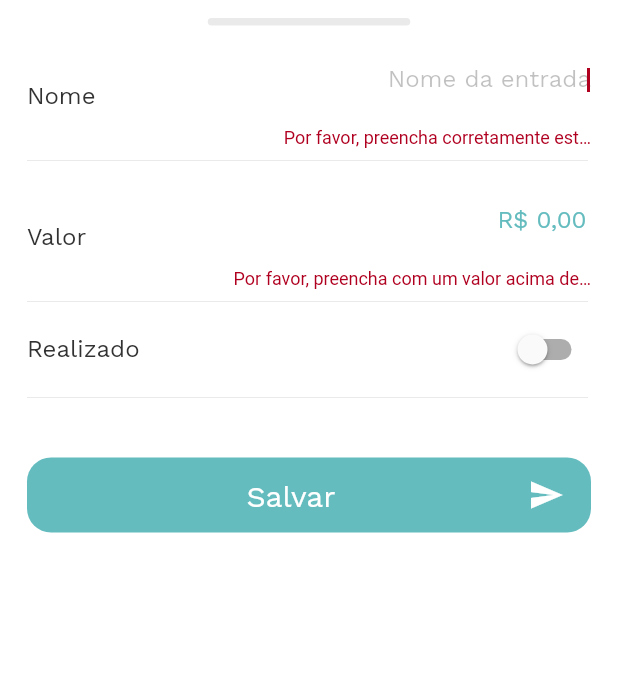
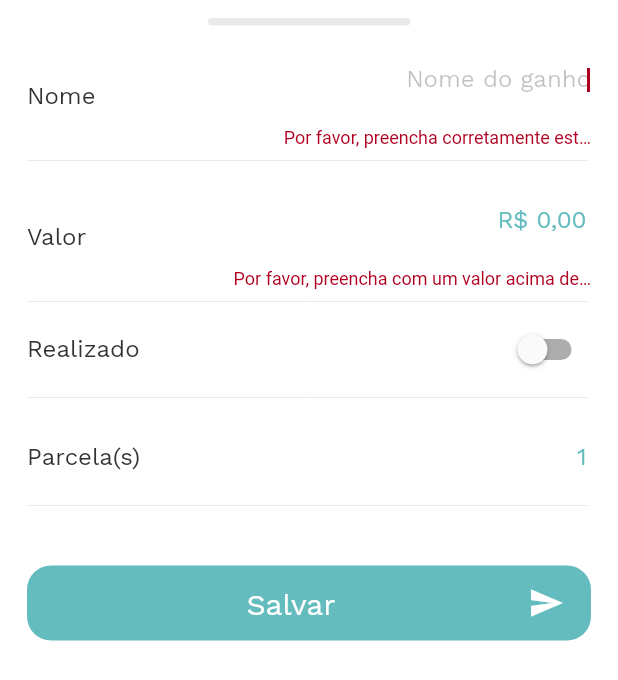
Before and after one commit to Janilso/plans_gastos, a Flutter app: the AddBalanceWidget widget shown alone on an empty page, opened directly with empty values, after a tap on "Salvar", on a phone screen of 412 x 824 dp. Shown: the top 680 px of the screen. Run offline on Flutter 3.47's test engine with Material 2 defaults, Android fonts, the phone set to English and light mode, and no system bars; our stand-ins replace flutter_masked_text, mask_text_input_formatter, shared_preferences; missing offline and left inert: enum_to_string; accounts and stored records are empty.

Commit message:
Adicionado parcelamento

```diff
--- a/lib/models/item_balance.dart
+++ b/lib/models/item_balance.dart
@@ -17,32 +17,48 @@ String balanceModelToJson(BalanceModel data) => json.encode(data.toJson());
 
 class BalanceModel {
   String uuid;
+  String? uuidParent;
   String title;
   double value;
+  double valueTotal;
   TypeBalance? type;
   bool realized;
+  int installment;
+  int numberInstallments;
 
   BalanceModel({
     required this.uuid,
     required this.title,
+    required this.valueTotal,
+    required this.value,
+    required this.installment,
+    this.numberInstallments = 1,
     this.type = TypeBalance.inputs,
-    this.value = 0,
     this.realized = false,
+    this.uuidParent,
   });
 
   factory BalanceModel.fromJson(Map<String, dynamic> json) => BalanceModel(
         uuid: json["uuid"],
         title: json["title"],
+        valueTotal: json["valueTotal"],
         value: json["value"],
+        installment: json["installment"],
+        numberInstallments: json["numberInstallments"],
         type: EnumToString.fromString(TypeBalance.values, json["type"]),
         realized: json["realized"],
+        uuidParent: json["uuidParent"],
       );
 
   Map<String, dynamic> toJson() => {
         "uuid": uuid,
         "title": title,
+        "valueTotal": valueTotal,
         "value": value,
+        "installment": installment,
+        "numberInstallments": numberInstallments,
         "type": EnumToString.convertToString(type),
         "realized": realized,
+        "uuidParent": uuidParent,
       };
 }
--- a/lib/screens/home.dart
+++ b/lib/screens/home.dart
@@ -12,7 +12,7 @@ import 'package:plans_gastos/utils/storage.dart';
 import 'package:plans_gastos/widgets/add_balance.dart';
 import 'package:plans_gastos/widgets/detail_month.dart';
 import 'package:plans_gastos/widgets/infinite_tab_view.dart';
-import 'package:plans_gastos/utils/mocks.dart';
+// import 'package:plans_gastos/utils/mocks.dart';
 import 'package:plans_gastos/widgets/app_bar.dart';
 import "package:plans_gastos/utils/string_extension.dart";
 
@@ -28,7 +28,7 @@ class _HomeScreenState extends State<HomeScreen> with TickerProviderStateMixin {
   List<DateTime> months = [];
   int initialNextsPrevsMonths = 12;
   late int actualIndex;
-  List<BalanceModel> mockBalances = Mocks.mockListItemBalice;
+  // List<BalanceModel> mockBalances = Mocks.mockListItemBalice;
   TypeBalance typeBalancePage = TypeBalance.inputs;
 
   @override
--- a/lib/utils/mocks.dart
+++ b/lib/utils/mocks.dart
@@ -1,22 +1,22 @@
-import 'package:plans_gastos/models/item_balance.dart';
-import 'package:plans_gastos/utils/enuns.dart';
-import 'package:uuid/uuid.dart';
+// import 'package:plans_gastos/models/item_balance.dart';
+// import 'package:plans_gastos/utils/enuns.dart';
+// import 'package:uuid/uuid.dart';
 
-class Mocks {
-  // var uuid = const Uuid();
+// class Mocks {
+//   // var uuid = const Uuid();
 
-  static List<BalanceModel> mockListItemBalice = [
-    BalanceModel(
-      uuid: const Uuid().v4(),
-      title: 'Salário',
-      value: 1500,
-      type: TypeBalance.inputs,
-    ),
-    BalanceModel(
-      uuid: const Uuid().v4(),
-      title: 'Venda da bicicleta',
-      value: 400,
-      type: TypeBalance.inputs,
-    ),
-  ];
-}
+//   static List<BalanceModel> mockListItemBalice = [
+//     BalanceModel(
+//       uuid: const Uuid().v4(),
+//       title: 'Salário',
+//       value: 1500,
+//       type: TypeBalance.inputs,
+//     ),
+//     BalanceModel(
+//       uuid: const Uuid().v4(),
+//       title: 'Venda da bicicleta',
+//       value: 400,
+//       type: TypeBalance.inputs,
+//     ),
+//   ];
+// }
--- a/lib/widgets/add_balance.dart
+++ b/lib/widgets/add_balance.dart
@@ -1,6 +1,11 @@
 import 'package:flutter/material.dart';
+import 'package:flutter/services.dart';
 import 'package:flutter/widgets.dart';
 import 'package:flutter_masked_text/flutter_masked_text.dart';
+import 'package:mask_text_input_formatter/mask_text_input_formatter.dart';
+// import 'package:flutter_masked_text/flutter_masked_text.dart';
+// import 'package:mask_text_input_formatter/mask_text_input_formatter.dart';
+
 import 'package:plans_gastos/models/item_balance.dart';
 import 'package:plans_gastos/theme/app_colors.dart';
 import 'package:plans_gastos/utils/enuns.dart';
@@ -32,7 +37,20 @@ class _AddBalanceWidgetState extends State<AddBalanceWidget> {
   bool loadingSave = false;
   final TextEditingController _ctlNome = TextEditingController();
   final TextEditingController _ctlValor = MoneyMaskedTextController(
-      decimalSeparator: ',', thousandSeparator: '.', leftSymbol: 'R\$ ');
+    decimalSeparator: ',',
+    thousandSeparator: '.',
+    leftSymbol: 'R\$ ',
+  );
+
+  final TextEditingController _ctlParcelas = TextEditingController(text: '1');
+  // final TextEditingController _ctlParcelas = MoneyMaskedTextController(
+  //   decimalSeparator: '',
+  //   thousandSeparator: '',
+  //   leftSymbol: '',
+  //   rightSymbol: 'x',
+  //   // initialValue: 1,
+  //   precision: 0,
+  // );
 
   AutovalidateMode _autovalidate = AutovalidateMode.disabled;
   final GlobalKey<FormState> _formKey = GlobalKey<FormState>();
@@ -42,16 +60,43 @@ class _AddBalanceWidgetState extends State<AddBalanceWidget> {
     if (!form!.validate()) {
       setState(() => _autovalidate = AutovalidateMode.always);
     } else {
+      print('_ctlParcelas ${_ctlParcelas.text}');
+      int parcelas = int.parse(_ctlParcelas.text);
+      double valorTotal = AppFormats.stringMoneyToDouble(_ctlValor.text);
+      late BalanceModel firstBalance;
+      for (int i = 1; i <= parcelas; i++) {
+        if (i == 1) {
+          firstBalance = BalanceModel(
+            title: _ctlNome.text,
+            type: widget.typeBalance,
+            uuid: const Uuid().v4(),
+            value: valorTotal / parcelas,
+            valueTotal: valorTotal,
+            numberInstallments: parcelas,
+            realized: valueSWitch,
+            installment: i,
+          );
+          AppStorage.addBalance(
+              firstBalance, AppStorage.getKeyMonth(widget.actualMonth));
+        } else {
           BalanceModel newBalance = BalanceModel(
             title: _ctlNome.text,
             type: widget.typeBalance,
             uuid: const Uuid().v4(),
-        value: AppFormats.stringMoneyToDouble(_ctlValor.text),
+            value: valorTotal / parcelas,
+            valueTotal: valorTotal,
+            numberInstallments: parcelas,
             realized: valueSWitch,
+            installment: i,
+            uuidParent: firstBalance.uuid,
           );
-      // AppStorage.clear();
-      AppStorage.addBalance(
-          newBalance, AppStorage.getKeyMonth(widget.actualMonth));
+          DateTime actualMonth = widget.actualMonth;
+          DateTime monthSave = DateTime(
+              actualMonth.year, actualMonth.month + (i - 1), actualMonth.day);
+          AppStorage.addBalance(newBalance, AppStorage.getKeyMonth(monthSave));
+        }
+      }
+
       widget.onAdded!();
       Navigator.pop(context);
     }
@@ -90,8 +135,8 @@ class _AddBalanceWidgetState extends State<AddBalanceWidget> {
                 controller: _ctlNome,
                 labelText: 'Nome',
                 hintText: widget.typeBalance == TypeBalance.inputs
-                    ? 'Nome da entrada'
-                    : 'Nome da saída',
+                    ? 'Nome do ganho'
+                    : 'Nome do gasto',
                 autofocus: true,
                 validator: AppValidations.defaultValidate,
                 typeBalance: widget.typeBalance,
@@ -99,6 +144,7 @@ class _AddBalanceWidgetState extends State<AddBalanceWidget> {
               const SizedBox(height: 8),
               InputWidget(
                 controller: _ctlValor,
+                // inputFormatters: [_ctlValor],
                 labelText: 'Valor',
                 typeBalance: widget.typeBalance,
                 validator: AppValidations.money,
@@ -114,6 +160,18 @@ class _AddBalanceWidgetState extends State<AddBalanceWidget> {
                 valueSWitch: valueSWitch,
                 type: TypeInput.switchh,
                 typeBalance: widget.typeBalance,
+              ),
+              const SizedBox(height: 8),
+              InputWidget(
+                controller: _ctlParcelas,
+                inputFormatters: [
+                  FilteringTextInputFormatter.allow(RegExp(r"[0-9]+")),
+                ],
+                labelText: 'Parcela(s)',
+                valueSWitch: valueSWitch,
+                // type: TypeInput.,
+                typeBalance: widget.typeBalance,
+                keyboardType: TextInputType.number,
               ),
               const SizedBox(height: 32),
               ButtonWidget(
--- a/lib/widgets/balance_tab_view.dart
+++ b/lib/widgets/balance_tab_view.dart
@@ -79,7 +79,6 @@ class _BalanceTabViewWidgetState extends State<BalanceTabViewWidget>
             margin: const EdgeInsets.only(top: 12),
             child: TabBarView(
               controller: _tabController,
-              // physics: NeverScrollableScrollPhysics(),
               physics: const CustomTabBarViewScrollPhysics(),
               children: [
                 _buildBalances(widget.inputBalances),
@@ -111,15 +110,15 @@ class _BalanceTabViewWidgetState extends State<BalanceTabViewWidget>
               child: Column(
                 children: [
                   ItemBalanceWidget(
-                    name: balance.title,
+                    name: balance.numberInstallments != null &&
+                            balance.numberInstallments > 1
+                        ? '${balance.title} - ${balance.installment}/${balance.numberInstallments}'
+                        : balance.title,
                     value: balance.value,
                     danger: isOutput,
                   ),
                   if (index != balances.length)
-                    const Divider(
-                      color: AppColors.grayLight,
-                      height: 0,
-                    )
+                    const Divider(color: AppColors.grayLight, height: 0)
                 ],
               ),
               direction: DismissDirection.endToStart,
--- a/lib/widgets/input.dart
+++ b/lib/widgets/input.dart
@@ -1,4 +1,5 @@
 import 'package:flutter/material.dart';
+import 'package:flutter/services.dart';
 import 'package:flutter/widgets.dart';
 import 'package:plans_gastos/theme/app_colors.dart';
 import 'package:plans_gastos/theme/app_text_styles.dart';
@@ -18,6 +19,7 @@ class InputWidget extends StatelessWidget {
   final TypeInput type;
   final TypeBalance typeBalance;
   final bool valueSWitch;
+  final List<TextInputFormatter>? inputFormatters;
 
   const InputWidget({
     Key? key,
@@ -33,6 +35,7 @@ class InputWidget extends StatelessWidget {
     this.type = TypeInput.text,
     this.typeBalance = TypeBalance.inputs,
     this.valueSWitch = false,
+    this.inputFormatters,
   }) : super(key: key);
 
   @override
@@ -62,6 +65,7 @@ class InputWidget extends StatelessWidget {
                 flex: 4,
                 child: type == TypeInput.text
                     ? TextFormField(
+                        inputFormatters: inputFormatters,
                         autofocus: autofocus,
                         decoration: InputDecoration(
                           alignLabelWithHint: true,
--- a/pubspec.yaml
+++ b/pubspec.yaml
@@ -21,6 +21,7 @@ dependencies:
   enum_to_string: ^2.0.1
   uuid: ^3.0.5
   shared_preferences: ^2.0.9
+  mask_text_input_formatter: ^2.0.0
 
 dev_dependencies:
   flutter_test:
```
Also changed, not shown: pubspec.lock. Lines whose indentation alone changed are shown as unchanged.
